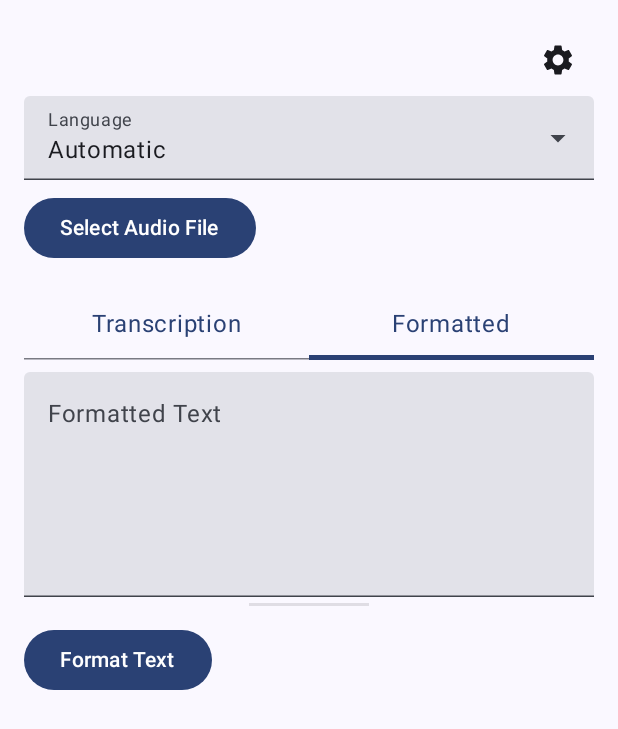
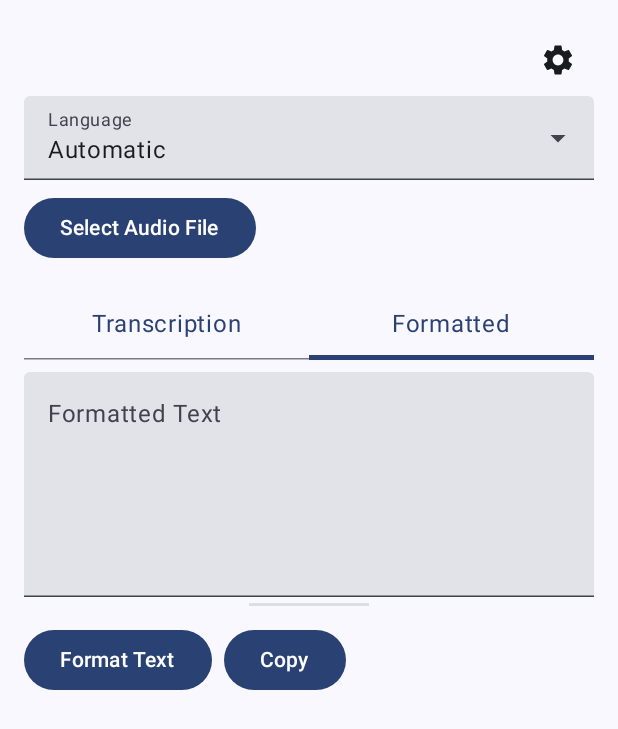
Before and after one commit to valenzine/whisper-droid, an Android app built with Jetpack Compose: the screen it shows after launch (MainActivity), tab 2 chosen, on a phone screen of 412 x 824 dp. Shown: the top 729 px of the screen. Run offline under Robolectric (Android 15) with nearby library versions, the light colour scheme and no system bars.

Commit message:
Add copy to clipboard feature to MainScreen
Introduced a 'Copy' button to allow users to copy either the transcription or formatted text to the clipboard, depending on the active tab. Also made the text fields read-only and provided snackbar feedback upon copying.

```diff
--- a/app/src/main/java/com/valenzine/whisperdroid/ui/MainScreen.kt
+++ b/app/src/main/java/com/valenzine/whisperdroid/ui/MainScreen.kt
@@ -16,8 +16,12 @@ import androidx.compose.runtime.*
 import androidx.compose.ui.Alignment
 import androidx.compose.ui.Modifier
 import androidx.compose.ui.platform.LocalContext
+import androidx.compose.ui.platform.LocalClipboardManager
+import androidx.compose.ui.text.AnnotatedString
 import androidx.compose.ui.unit.dp
 import androidx.lifecycle.viewmodel.compose.viewModel
+import androidx.compose.runtime.rememberCoroutineScope
+import kotlinx.coroutines.launch
 import androidx.navigation.NavController
 import com.valenzine.whisperdroid.viewmodel.TranscriptionViewModel
 import com.valenzine.whisperdroid.viewmodel.TranscriptionViewModelFactory
@@ -138,10 +142,12 @@ fun MainScreen(navController: NavController, sharedAudioUri: Uri? = null) {
             Spacer(modifier = Modifier.height(8.dp))
 
             // Content area (only one tab visible at a time). Each tab remembers its own height.
+            // Content area (only one tab visible at a time). Each tab remembers its own height.
             if (activeTabIndex == 0) {
                 TextField(
                     value = transcription,
                     onValueChange = { },
+                    readOnly = true,
                     label = { Text("Transcription") },
                     modifier = Modifier
                         .fillMaxWidth()
@@ -153,6 +159,7 @@ fun MainScreen(navController: NavController, sharedAudioUri: Uri? = null) {
                 TextField(
                     value = formattedText,
                     onValueChange = { },
+                    readOnly = true,
                     label = { Text("Formatted Text") },
                     modifier = Modifier
                         .fillMaxWidth()
@@ -193,9 +200,24 @@ fun MainScreen(navController: NavController, sharedAudioUri: Uri? = null) {
 
             Spacer(modifier = Modifier.height(8.dp))
 
-            // Keep the format button available below the tabs
-            Button(onClick = { viewModel.formatText() }) {
-                Text("Format Text")
+            // Keep the format and copy buttons available below the tabs
+            val clipboardManager = LocalClipboardManager.current
+            val coroutineScope = rememberCoroutineScope()
+
+            Row {
+                Button(onClick = { viewModel.formatText() }) {
+                    Text("Format Text")
+                }
+
+                Spacer(modifier = Modifier.width(8.dp))
+
+                Button(onClick = {
+                    val textToCopy = if (activeTabIndex == 0) transcription else formattedText
+                    clipboardManager.setText(AnnotatedString(textToCopy))
+                    coroutineScope.launch { snackbarHostState.showSnackbar("Copied to clipboard") }
+                }) {
+                    Text("Copy")
+                }
             }
 
         }
```
